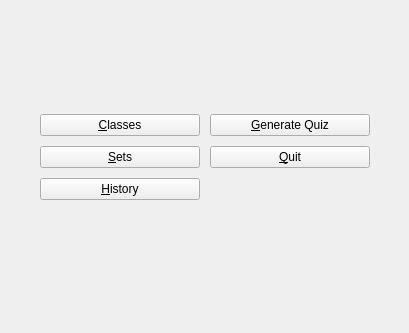
This is designer/mw.ui in sobjornstad/clicker-quiz-manager as Qt 5 draws it before an edit. The edited form follows.
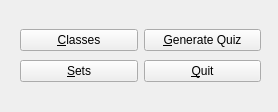
This is the edited form.

Diff of the .ui file:
```diff
--- a/designer/mw.ui
+++ b/designer/mw.ui
@@ -6,8 +6,8 @@
    <rect>
     <x>0</x>
     <y>0</y>
-    <width>409</width>
-    <height>333</height>
+    <width>278</width>
+    <height>112</height>
    </rect>
   </property>
   <property name="windowTitle">
@@ -20,54 +20,38 @@
    <widget class="QWidget" name="verticalLayoutWidget">
     <property name="geometry">
      <rect>
-      <x>40</x>
-      <y>110</y>
-      <width>160</width>
-      <height>95</height>
+      <x>20</x>
+      <y>20</y>
+      <width>241</width>
+      <height>71</height>
      </rect>
     </property>
-    <layout class="QVBoxLayout" name="verticalLayout">
-     <item>
+    <layout class="QGridLayout" name="gridLayout">
+     <property name="verticalSpacing">
+      <number>0</number>
+     </property>
+     <item row="0" column="0">
       <widget class="QPushButton" name="classesButton">
        <property name="text">
         <string>&amp;Classes</string>
        </property>
       </widget>
      </item>
-     <item>
+     <item row="1" column="0">
       <widget class="QPushButton" name="setsButton">
        <property name="text">
         <string>&amp;Sets</string>
        </property>
       </widget>
      </item>
-     <item>
-      <widget class="QPushButton" name="historyButton">
-       <property name="text">
-        <string>&amp;History</string>
-       </property>
-      </widget>
-     </item>
-    </layout>
-   </widget>
-   <widget class="QWidget" name="verticalLayoutWidget_2">
-    <property name="geometry">
-     <rect>
-      <x>210</x>
-      <y>110</y>
-      <width>160</width>
-      <height>62</height>
-     </rect>
-    </property>
-    <layout class="QVBoxLayout" name="verticalLayout_2">
-     <item>
+     <item row="0" column="1">
       <widget class="QPushButton" name="quizButton">
        <property name="text">
         <string>&amp;Generate Quiz</string>
        </property>
       </widget>
      </item>
-     <item>
+     <item row="1" column="1">
       <widget class="QPushButton" name="quitButton">
        <property name="text">
         <string>&amp;Quit</string>
```
Left out of the diff: 11 changed lines with no effect on the pictures.
